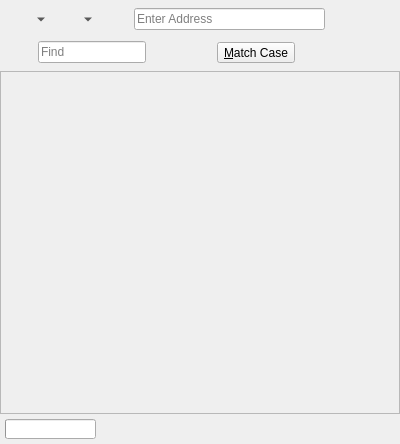
This is 2.x/UI/dooble_page.ui in textbrowser/dooble as Qt 5 draws it before an edit. The edited form follows.
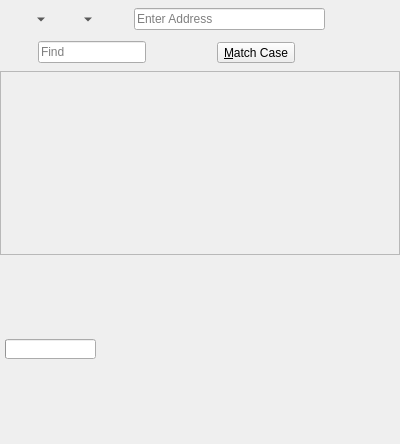
This is the edited form. Custom widgets are drawn as their Qt base class.

Commit message: Status bar visibility setting.

```diff
--- a/2.x/UI/dooble_page.ui
+++ b/2.x/UI/dooble_page.ui
@@ -286,6 +286,24 @@
     </widget>
    </item>
    <item>
+    <widget class="QFrame" name="status_bar">
+     <layout class="QVBoxLayout" name="verticalLayout_2">
+      <property name="spacing">
+       <number>0</number>
+      </property>
+      <property name="leftMargin">
+       <number>0</number>
+      </property>
+      <property name="topMargin">
+       <number>0</number>
+      </property>
+      <property name="rightMargin">
+       <number>0</number>
+      </property>
+      <property name="bottomMargin">
+       <number>0</number>
+      </property>
+      <item>
     <layout class="QHBoxLayout" name="horizontalLayout_4">
      <property name="spacing">
       <number>5</number>
@@ -357,6 +375,9 @@
       </widget>
      </item>
     </layout>
+      </item>
+     </layout>
+    </widget>
    </item>
   </layout>
  </widget>
```
Lines whose indentation alone changed are shown as unchanged. The commit also changes 5 other files.
